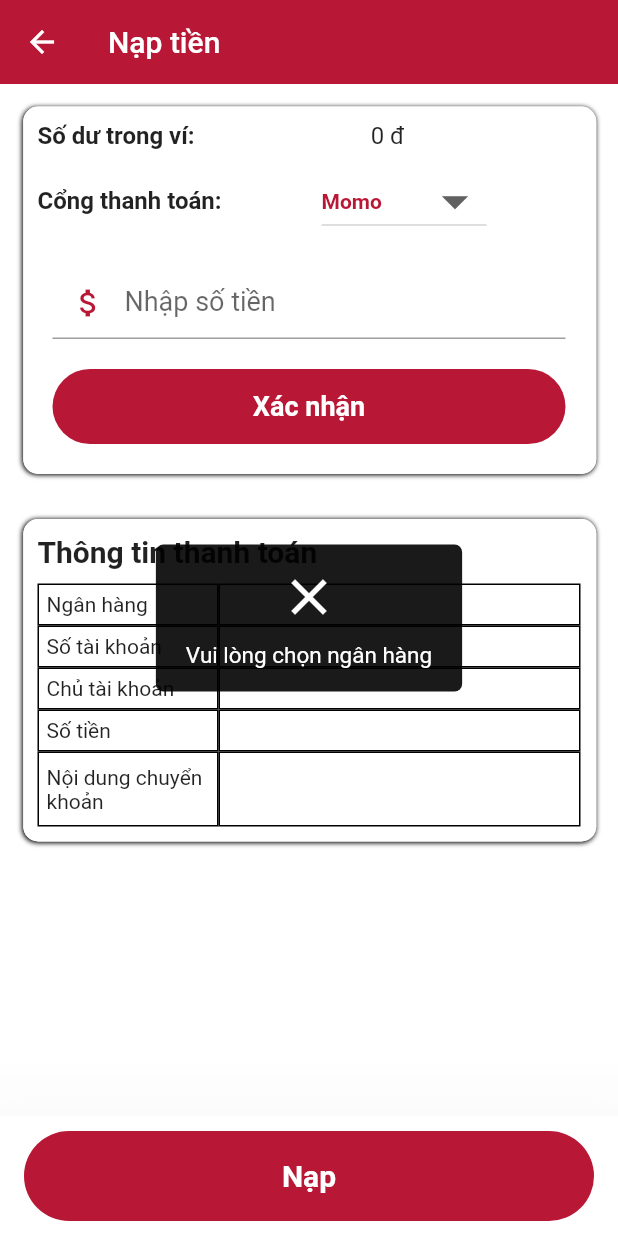
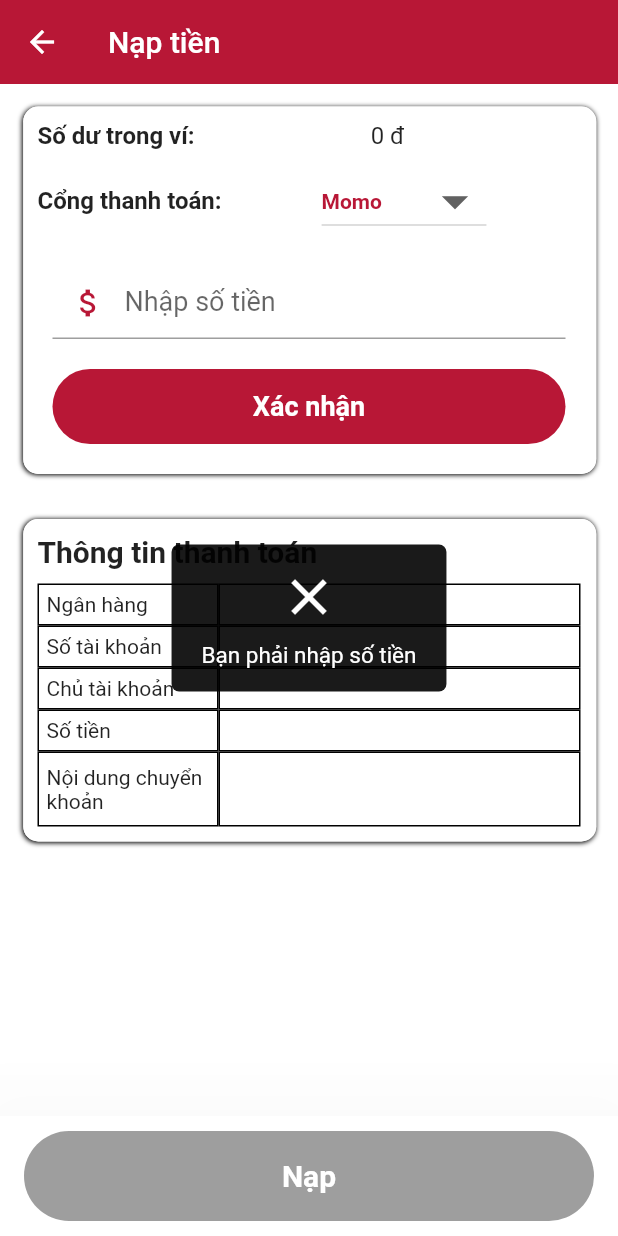
Before and after one commit to TranDangKhoaID/coach_ticket_booking_user, a Flutter app: the TopUpScreen screen opened directly, after a tap on "Xác nhận", on a phone screen of 412 x 824 dp. Run offline on Flutter 3.47's test engine with Material 2 defaults, Android fonts, the phone set to English and light mode, and no system bars; our stand-ins replace dotted_line, firebase_auth, firebase_core, firebase_database, flutter_bloc, flutter_easyloading and 3 more; accounts and stored records are empty.

Commit message:
thêm nạp tiền lên db

```diff
--- a/lib/domain/model/top_up.dart
+++ b/lib/domain/model/top_up.dart
@@ -2,20 +2,24 @@ class TopUp {
   String id;
   String idUser;
   String phoneUser;
+  int money;
   String paymentMethod;
   String accountNumber;
   String accountOwner;
   String payContent;
+  String creatAt;
   int status;
 
   TopUp({
     required this.id,
     required this.idUser,
     required this.phoneUser,
+    required this.money,
     required this.paymentMethod,
     required this.accountNumber,
     required this.accountOwner,
     required this.payContent,
+    required this.creatAt,
     required this.status,
   });
 
@@ -25,10 +29,12 @@ class TopUp {
       'id': id,
       'idUser': idUser,
       'phoneUser': phoneUser,
+      'money': money,
       'paymentMethod': paymentMethod,
       'accountNumber': accountNumber,
       'accountOwner': accountOwner,
       'payContent': payContent,
+      'creatAt': creatAt,
       'status': status,
     };
   }
@@ -39,10 +45,12 @@ class TopUp {
       id: json['id'],
       idUser: json['idUser'],
       phoneUser: json['phoneUser'],
+      money: json['money'],
       paymentMethod: json['paymentMethod'],
       accountNumber: json['accountNumber'],
       accountOwner: json['accountOwner'],
       payContent: json['payContent'],
+      creatAt: json['creatAt'],
       status: json['status'],
     );
   }
--- a/lib/presentation/home_page/controller/home_page_controller.dart
+++ b/lib/presentation/home_page/controller/home_page_controller.dart
@@ -57,12 +57,6 @@ class HomePageController extends GetxController {
     Get.back();
   }
 
-  @override
-  void onInit() {
-    super.onInit();
-    getWallet();
-  }
-
   //lấy giá trị wallet từ firebase
   void getWallet() {
     try {
--- a/lib/presentation/home_page/home_page_screen.dart
+++ b/lib/presentation/home_page/home_page_screen.dart
@@ -43,6 +43,7 @@ class _HomePageState extends State<HomePage> {
   void initState() {
     super.initState();
     // Chỉ cho phép chế độ màn hình dọc
+    HomePageController.instance.getWallet();
     SystemChrome.setPreferredOrientations([
       DeviceOrientation.portraitUp,
       DeviceOrientation.portraitDown,
--- a/lib/presentation/payment_detail_ticket/payment_detail_ticket.dart
+++ b/lib/presentation/payment_detail_ticket/payment_detail_ticket.dart
@@ -1,14 +1,11 @@
 import 'package:firebase_auth/firebase_auth.dart';
 import 'package:firebase_database/firebase_database.dart';
 import 'package:flutter/material.dart';
-import 'package:flutter_easyloading/flutter_easyloading.dart';
 import 'package:get/get.dart';
 import 'package:intl/intl.dart';
 import 'package:tdc_coach_user/app/constants/firebase_constants.dart';
-import 'package:tdc_coach_user/app/constants/strings.dart';
 import 'package:tdc_coach_user/app/manager/color_manager.dart';
 import 'package:tdc_coach_user/app/storage/app_shared.dart';
-import 'package:tdc_coach_user/domain/model/booking.dart';
 import 'package:tdc_coach_user/domain/model/seat.dart';
 import 'package:tdc_coach_user/domain/model/trip.dart';
 import 'package:tdc_coach_user/presentation/payment_detail_ticket/controller/payment_ticket_controller.dart';
--- a/lib/presentation/top_up/component/billing_infor_widget.dart
+++ b/lib/presentation/top_up/component/billing_infor_widget.dart
@@ -5,7 +5,6 @@ class BillInforWidget extends StatelessWidget {
   final String stk;
   final String money;
   final String paymentMethod;
-  final String phone;
   final String payContent;
   const BillInforWidget({
     super.key,
@@ -13,7 +12,6 @@ class BillInforWidget extends StatelessWidget {
     required this.stk,
     required this.money,
     required this.paymentMethod,
-    required this.phone,
     required this.payContent,
   });
 
@@ -188,13 +186,14 @@ class BillInforWidget extends StatelessWidget {
                   height: 50,
                   padding: EdgeInsets.all(5),
                   decoration: BoxDecoration(
-                      border: Border.all(
-                    color: Colors.black,
-                    width: 1,
-                  )),
+                    border: Border.all(
+                      color: Colors.black,
+                      width: 1,
+                    ),
+                  ),
                   child: Center(child: Text(payContent)),
                 ),
-              )
+              ),
             ],
           ),
         ],
--- /dev/null
+++ b/lib/presentation/top_up/component/button_pay_account.dart
@@ -0,0 +1,50 @@
+import 'package:flutter/material.dart';
+import 'package:tdc_coach_user/app/manager/color_manager.dart';
+
+class BTNPayAccount extends StatelessWidget {
+  final bool isConfrimPay;
+  final void Function()? onTap;
+  const BTNPayAccount({
+    super.key,
+    required this.isConfrimPay,
+    this.onTap,
+  });
+
+  @override
+  Widget build(BuildContext context) {
+    return SizedBox(
+      height: 80,
+      child: BottomAppBar(
+        elevation: 64,
+        child: Padding(
+          padding: const EdgeInsets.symmetric(horizontal: 16, vertical: 10),
+          child: Column(
+            children: [
+              Expanded(
+                child: GestureDetector(
+                  onTap: isConfrimPay ? onTap : null,
+                  child: Container(
+                    decoration: BoxDecoration(
+                      color: isConfrimPay ? AppColor.primary : Colors.grey,
+                      borderRadius: BorderRadius.circular(32),
+                    ),
+                    child: Center(
+                      child: Text(
+                        "Nạp",
+                        style: TextStyle(
+                          fontSize: 20,
+                          fontWeight: FontWeight.bold,
+                          color: AppColor.white,
+                        ),
+                      ),
+                    ),
+                  ),
+                ),
+              ),
+            ],
+          ),
+        ),
+      ),
+    );
+  }
+}
--- a/lib/presentation/top_up/controller/top_up_controller.dart
+++ b/lib/presentation/top_up/controller/top_up_controller.dart
@@ -2,6 +2,7 @@ import 'package:firebase_auth/firebase_auth.dart';
 import 'package:firebase_database/firebase_database.dart';
 import 'package:flutter_easyloading/flutter_easyloading.dart';
 import 'package:get/get.dart';
+import 'package:intl/intl.dart';
 import 'package:tdc_coach_user/app/constants/strings.dart';
 import 'package:tdc_coach_user/app/constants/top_up_constants.dart';
 import 'package:tdc_coach_user/domain/model/top_up.dart';
@@ -13,54 +14,84 @@ class TopUpController extends GetxController {
   FirebaseAuth auth = FirebaseAuth.instance;
 
   var dropDownvalue = 'momo'.obs;
-  var paymentMethod = TopUpStrings.paymentMethodMomo.obs;
-  var accountNumber = TopUpStrings.accountNumberMomo.obs;
-  var accountOwner = TopUpStrings.accountOwnerMomo.obs;
+  var paymentMethod = ''.obs;
+  var accountNumber = ''.obs;
+  var accountOwner = ''.obs;
+  var payContent = ''.obs;
+  var umoney = ''.obs;
+  var confirmPay = false.obs;
 
   void dropDownCallBack(String? selectedValue) {
     if (selectedValue is String) {
       dropDownvalue.value = selectedValue;
     }
-    //print(dropDownvalue.value);
   }
 
-  Future<void> addPayAccount(
-    String price,
-    String phone,
-    String payContent,
-  ) async {
+  void confirmPayMethod({
+    required String phone,
+    required String money,
+  }) {
+    if (money.isEmpty) {
+      EasyLoading.showError('Bạn phải nhập số tiền');
+      return;
+    }
+    if (money.length > 10 || money.length < 5) {
+      EasyLoading.showError('Số từ 10.000 đến 100 triệu');
+      return;
+    }
+    String fmoney = formatCurrency(money);
+    umoney.value = '${formatCurrency(money)} đ';
+    if (dropDownvalue.endsWith('momo')) {
+      paymentMethod.value = TopUpStrings.paymentMethodMomo;
+      accountNumber.value = TopUpStrings.accountNumberMomo;
+      accountOwner.value = TopUpStrings.accountOwnerMomo;
+      payContent.value = 'nap $fmoney tdc coach vao $phone';
+    } else {
+      paymentMethod.value = TopUpStrings.paymentMethodBank;
+      accountNumber.value = TopUpStrings.accountNumberBank;
+      accountOwner.value = TopUpStrings.accountOwnerBank;
+      payContent.value = 'nap $fmoney tdc coach vao $phone';
+    }
+    confirmPay.value = true;
+  }
+
+  Future<void> addPayAccount({
+    required String money,
+    required String phone,
+  }) async {
     EasyLoading.show(status: AppString.loading);
     try {
-      if (!dropDownvalue.value.endsWith('momo')) {
-        paymentMethod.value = TopUpStrings.paymentMethodBank;
-        accountNumber.value = TopUpStrings.accountNumberBank;
-        accountOwner.value = TopUpStrings.accountOwnerBank;
-      }
-      if (price.isEmpty) {
-        EasyLoading.showError('Bạn phải nhập số tiền');
-        return;
-      }
-      if (price.length > 11 || price.length < 6) {
-        EasyLoading.showError('Số từ 10.000 đến 100 triệu');
-        return;
-      }
       String idTopUp = 'top_up${db.child('top_ups').push().key}';
+      String creatAt = DateFormat('HH:mm dd/MM/yyyy').format(DateTime.now());
       final topUp = TopUp(
         id: idTopUp,
         idUser: auth.currentUser!.uid,
         phoneUser: phone,
+        money: int.parse(money),
         paymentMethod: paymentMethod.value,
         accountNumber: accountNumber.value,
         accountOwner: accountOwner.value,
-        payContent: payContent,
+        creatAt: creatAt,
+        payContent: payContent.value,
         status: 0,
       );
       await db.child('top_ups').child(idTopUp).set(topUp.toJson());
       EasyLoading.dismiss();
       EasyLoading.showSuccess('Nạp thành công, vui lòng đợi admin duyệt!');
+      Get.back();
     } catch (e) {
       EasyLoading.dismiss();
       EasyLoading.showError(e.toString());
     }
   }
+
+  String formatCurrency(String value) {
+    final formatter = NumberFormat("#,###", "vi_VN");
+    try {
+      int parsedValue = int.parse(value.replaceAll('.', ''));
+      return formatter.format(parsedValue);
+    } catch (e) {
+      return value;
+    }
+  }
 }
--- a/lib/presentation/top_up/top_up_screen.dart
+++ b/lib/presentation/top_up/top_up_screen.dart
@@ -1,12 +1,10 @@
-import 'package:firebase_database/firebase_database.dart';
 import 'package:flutter/material.dart';
-import 'package:flutter_easyloading/flutter_easyloading.dart';
 import 'package:get/get.dart';
-import 'package:intl/intl.dart';
 import 'package:tdc_coach_user/app/manager/color_manager.dart';
 import 'package:tdc_coach_user/app/storage/app_shared.dart';
 import 'package:tdc_coach_user/presentation/home_page/controller/home_page_controller.dart';
 import 'package:tdc_coach_user/presentation/top_up/component/billing_infor_widget.dart';
+import 'package:tdc_coach_user/presentation/top_up/component/button_pay_account.dart';
 import 'package:tdc_coach_user/presentation/top_up/controller/top_up_controller.dart';
 
 class TopUpScreen extends StatefulWidget {
@@ -18,66 +16,25 @@ class TopUpScreen extends StatefulWidget {
 
 class _TopUpScreenState extends State<TopUpScreen> {
   //
-  DatabaseReference database =
-      FirebaseDatabase.instance.ref().child('payments');
-  //
-  //infor bill
-  String paymentMethod = '';
-  String accountNumber = '';
-  String accountOwner = '';
-  String payContent = '';
-  //
-  String phone = AppPreferences.instance.getPhone() ?? "null";
-  String money = '';
-  String? _dropDownvalue;
-  void _dropDownCallBack(String? selectedValue) {
-    if (selectedValue is String) {
-      setState(() {
-        _dropDownvalue = selectedValue;
-      });
-    }
-    print(_dropDownvalue);
+  String phone = AppPreferences.instance.getPhone() ?? "0";
+  //currency
+  final _controller = TextEditingController();
+
+  void testPay() {
+    print('Nạppppppp');
   }
 
-  //currency
-  final _controller = TextEditingController();
-  String formatCurrency(String value) {
-    final formatter = NumberFormat("#,###", "vi_VN");
-    try {
-      int parsedValue = int.parse(value.replaceAll('.', ''));
-      return formatter.format(parsedValue);
-    } catch (e) {
-      return value;
-    }
-  }
-
-  //
-  void payAccount() {
-    if (_dropDownvalue == null) {
-      EasyLoading.showError('Vui lòng chọn ngân hàng');
-      return;
-    }
-    if (_controller.text.isEmpty) {
-      EasyLoading.showError('Bạn phải nhập số tiền');
-      return;
-    }
-    if (_controller.text.length > 11 || _controller.text.length < 6) {
-      EasyLoading.showError('Số từ 10.000 đến 100 triệu');
-      return;
-    }
-    if (_dropDownvalue == 'momo') {
-      paymentMethod = 'momo';
-      accountNumber = '0902800681';
-      accountOwner = 'TRAN DANG KHOA';
-      payContent = 'Nap $money tdc coach vào $phone';
-    } else {
-      paymentMethod = 'tech-com bank';
-      accountNumber = '19032737283';
-      accountOwner = 'TRAN DANG KHOA';
-      payContent = 'Nap $money tdc coach vào $phone';
-    }
-    money = _controller.text;
-    setState(() {});
+  @override
+  void dispose() {
+    TopUpController.instance.confirmPay.value = false;
+    TopUpController.instance.dropDownvalue.value = 'momo';
+    TopUpController.instance.paymentMethod.value = '';
+    TopUpController.instance.accountNumber.value = '';
+    TopUpController.instance.accountOwner.value = '';
+    TopUpController.instance.umoney.value = '';
+    TopUpController.instance.payContent.value = '';
+    _controller.dispose();
+    super.dispose();
   }
 
   @override
@@ -155,16 +112,16 @@ class _TopUpScreenState extends State<TopUpScreen> {
                           child: Obx(
                             () => DropdownButton(
                               iconSize: 42.0,
-                                value: TopUpController
-                                    .instance.dropDownvalue.value,
+                              value:
+                                  TopUpController.instance.dropDownvalue.value,
                               items: const [
                                 DropdownMenuItem(
+                                  value: "momo",
                                   child: Text('Momo'),
-                                    value: "momo",
                                 ),
                                 DropdownMenuItem(
+                                  value: "bank",
                                   child: Text('Ngân hàng'),
-                                    value: "bank",
                                 )
                               ],
                               onChanged:
@@ -189,15 +146,6 @@ class _TopUpScreenState extends State<TopUpScreen> {
                       style: const TextStyle(
                         fontSize: 18,
                       ),
-                        onChanged: (value) {
-                          String formattedValue = formatCurrency(value);
-                          if (value != formattedValue) {
-                            _controller.text = formattedValue;
-                            _controller.selection = TextSelection.fromPosition(
-                              TextPosition(offset: _controller.text.length),
-                            );
-                          }
-                        },
                       keyboardType: TextInputType.number,
                       decoration: const InputDecoration(
                         prefixIcon: Icon(
@@ -209,7 +157,12 @@ class _TopUpScreenState extends State<TopUpScreen> {
                     ),
                   ),
                   GestureDetector(
-                      onTap: () => payAccount(),
+                    onTap: () {
+                      TopUpController.instance.confirmPayMethod(
+                        phone: phone,
+                        money: _controller.text,
+                      );
+                    },
                     child: Container(
                       margin: EdgeInsets.all(10),
                       decoration: BoxDecoration(
@@ -228,53 +181,33 @@ class _TopUpScreenState extends State<TopUpScreen> {
                         ),
                       ),
                     ),
+                  ),
+                ],
+              ),
+            ),
+            Obx(
+              () => BillInforWidget(
+                ctk: TopUpController.instance.accountOwner.value,
+                stk: TopUpController.instance.accountNumber.value,
+                money: TopUpController.instance.umoney.value,
+                paymentMethod: TopUpController.instance.paymentMethod.value,
+                payContent: TopUpController.instance.payContent.value,
+              ),
             )
           ],
         ),
       ),
-              BillInforWidget(
-                ctk: accountOwner,
-                stk: accountNumber,
-                money: money,
-                paymentMethod: paymentMethod,
+      bottomNavigationBar: Obx(
+        () => BTNPayAccount(
+          isConfrimPay: TopUpController.instance.confirmPay.value,
+          onTap: () {
+            TopUpController.instance.addPayAccount(
+              money: _controller.text,
               phone: phone,
-                payContent: payContent,
-              ),
-            ],
+            );
+          },
         ),
       ),
-        bottomNavigationBar: SizedBox(
-          height: 80,
-          child: BottomAppBar(
-            elevation: 64,
-            child: Padding(
-              padding: const EdgeInsets.symmetric(horizontal: 16, vertical: 10),
-              child: Column(
-                children: [
-                  Expanded(
-                    child: GestureDetector(
-                      child: Container(
-                        decoration: BoxDecoration(
-                          color: AppColor.primary,
-                          borderRadius: BorderRadius.circular(32),
-                        ),
-                        child: Center(
-                          child: Text(
-                            "Nạp",
-                            style: TextStyle(
-                              fontSize: 20,
-                              fontWeight: FontWeight.bold,
-                              color: AppColor.white,
-                            ),
-                          ),
-                        ),
-                      ),
-                    ),
-                  ),
-                ],
-              ),
-            ),
-          ),
-        ));
+    );
   }
 }
```
Lines whose indentation alone changed are shown as unchanged.
